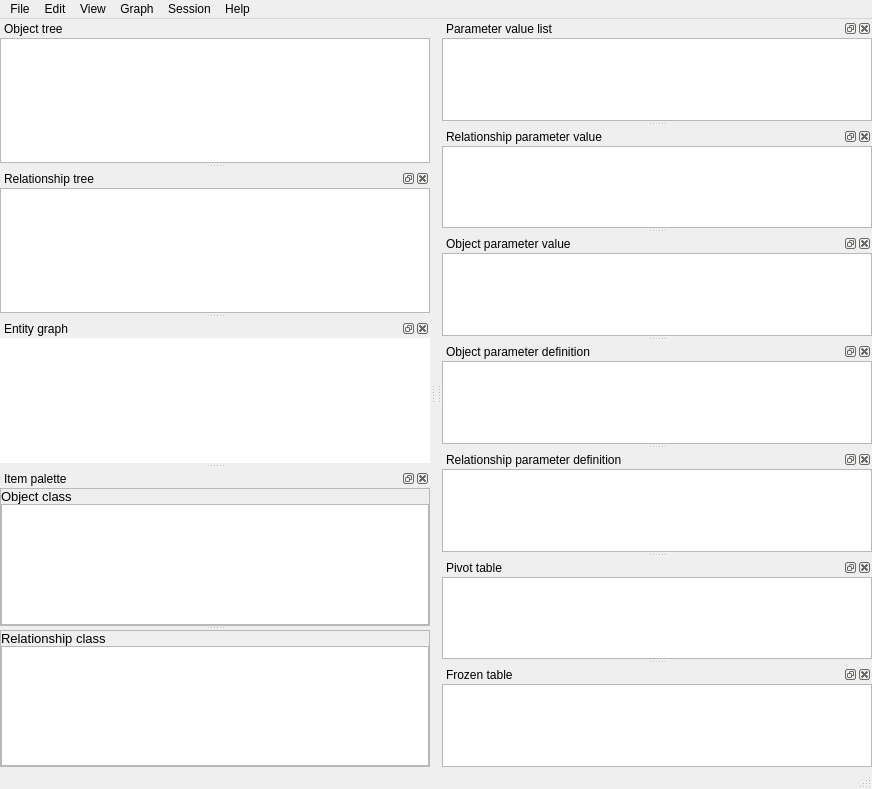
The window that spinetoolbox/ui/data_store_view.ui (spine-tools/Spine-Toolbox) describes before a commit, drawn with Qt 5.
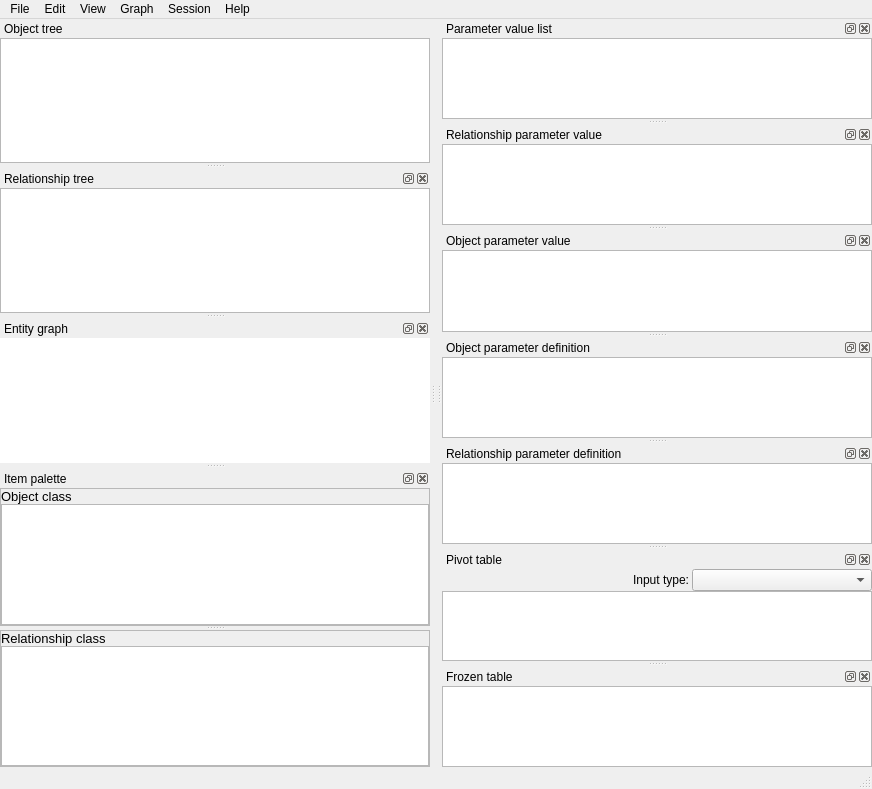
The same window after the commit. Icons and pictures are not drawn. Custom widgets are drawn as their Qt base class.

Commit message:
Visual improvements in data store view
Re #507

The edit to the form file:
```diff
--- a/spinetoolbox/ui/data_store_view.ui
+++ b/spinetoolbox/ui/data_store_view.ui
@@ -906,6 +906,45 @@
      <property name="bottomMargin">
       <number>0</number>
      </property>
+     <item>
+      <layout class="QHBoxLayout" name="horizontalLayout">
+       <property name="spacing">
+        <number>3</number>
+       </property>
+       <item>
+        <widget class="QLabel" name="label_3">
+         <property name="sizePolicy">
+          <sizepolicy hsizetype="Preferred" vsizetype="Preferred">
+           <horstretch>0</horstretch>
+           <verstretch>0</verstretch>
+          </sizepolicy>
+         </property>
+         <property name="text">
+          <string>Input type:</string>
+         </property>
+         <property name="alignment">
+          <set>Qt::AlignRight|Qt::AlignTrailing|Qt::AlignVCenter</set>
+         </property>
+        </widget>
+       </item>
+       <item>
+        <widget class="QComboBox" name="comboBox_pivot_table_input_type">
+         <property name="sizePolicy">
+          <sizepolicy hsizetype="Preferred" vsizetype="Fixed">
+           <horstretch>0</horstretch>
+           <verstretch>0</verstretch>
+          </sizepolicy>
+         </property>
+         <property name="maximumSize">
+          <size>
+           <width>180</width>
+           <height>23</height>
+          </size>
+         </property>
+        </widget>
+       </item>
+      </layout>
+     </item>
      <item>
       <widget class="PivotTableView" name="pivot_table"/>
      </item>
```
The commit also changes 6 other files.
